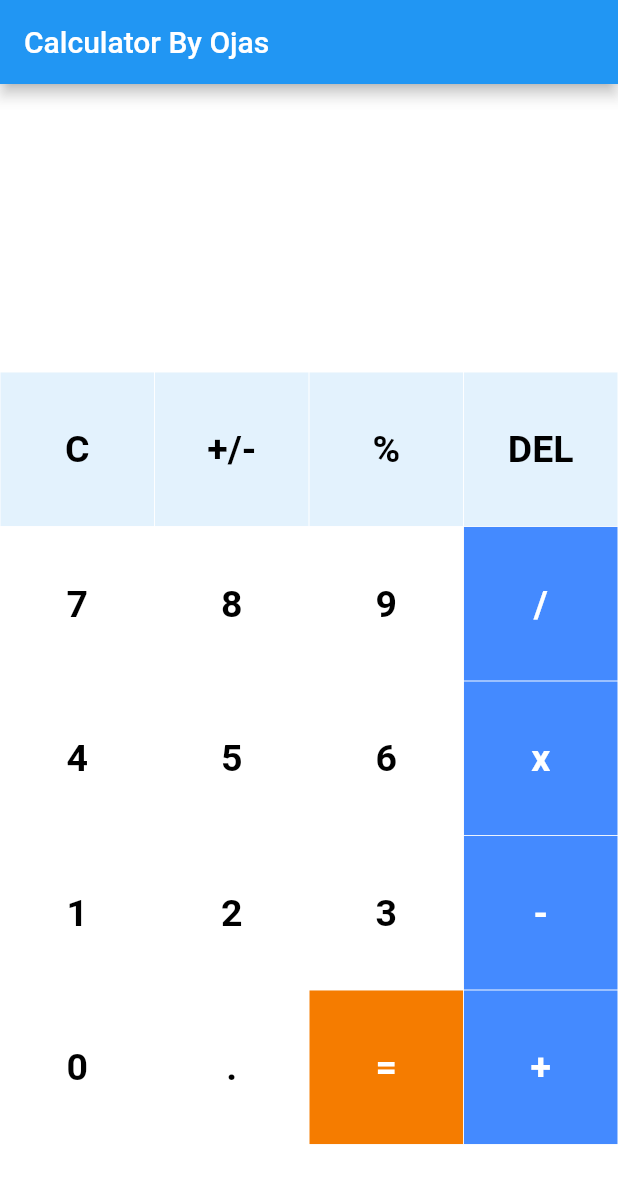
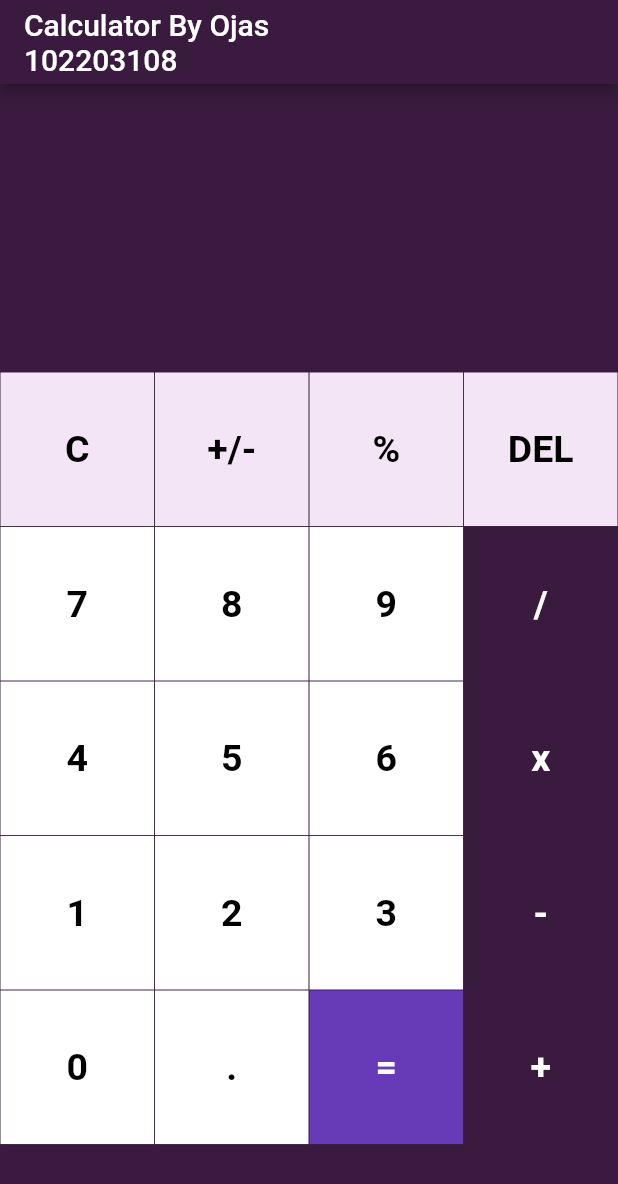
Before and after one commit to its-me-ojas/Calculator, a Flutter app: the screen it shows after launch, on a phone screen of 412 x 824 dp. Shown: the top 1184 px of the screen. Run offline on Flutter 3.47's test engine with Material 2 defaults, Android fonts, the phone set to English and light mode, and no system bars; our stand-ins replace math_expressions.

Commit message:
changed colors and added roll number

```diff
--- a/lib/main.dart
+++ b/lib/main.dart
@@ -53,9 +53,10 @@ class _HomePageState extends State<HomePage> {
   Widget build(BuildContext context) {
     return Scaffold(
       appBar: new AppBar(
-        title: new Text("Calculator By Ojas"),
+        title: new Text("Calculator By Ojas\n102203108"),
+        backgroundColor: Color.fromARGB(255, 58, 27, 63),
       ), //AppBar
-      backgroundColor: Colors.white38,
+      backgroundColor: Color.fromARGB(255, 58, 27, 63),
       body: Column(
         children: <Widget>[
           Expanded(
@@ -103,7 +104,7 @@ class _HomePageState extends State<HomePage> {
                           });
                         },
                         buttonText: buttons[index],
-                        color: Colors.blue[50],
+                        color: Colors.purple[50],
                         textColor: Colors.black,
                       );
                     }
@@ -112,7 +113,7 @@ class _HomePageState extends State<HomePage> {
                     else if (index == 1) {
                       return MyButton(
                         buttonText: buttons[index],
-                        color: Colors.blue[50],
+                        color: Colors.purple[50],
                         textColor: Colors.black,
                       );
                     }
@@ -125,7 +126,7 @@ class _HomePageState extends State<HomePage> {
                           });
                         },
                         buttonText: buttons[index],
-                        color: Colors.blue[50],
+                        color: Colors.purple[50],
                         textColor: Colors.black,
                       );
                     }
@@ -139,7 +140,7 @@ class _HomePageState extends State<HomePage> {
                           });
                         },
                         buttonText: buttons[index],
-                        color: Colors.blue[50],
+                        color: Colors.purple[50],
                         textColor: Colors.black,
                       );
                     }
@@ -152,7 +153,7 @@ class _HomePageState extends State<HomePage> {
                           });
                         },
                         buttonText: buttons[index],
-                        color: Colors.orange[700],
+                        color: Colors.deepPurple,
                         textColor: Colors.white,
                       );
                     }
@@ -167,7 +168,7 @@ class _HomePageState extends State<HomePage> {
                         },
                         buttonText: buttons[index],
                         color: isOperator(buttons[index])
-                            ? Colors.blueAccent
+                            ? Color.fromARGB(255, 58, 27, 63)
                             : Colors.white,
                         textColor: isOperator(buttons[index])
                             ? Colors.white
```
